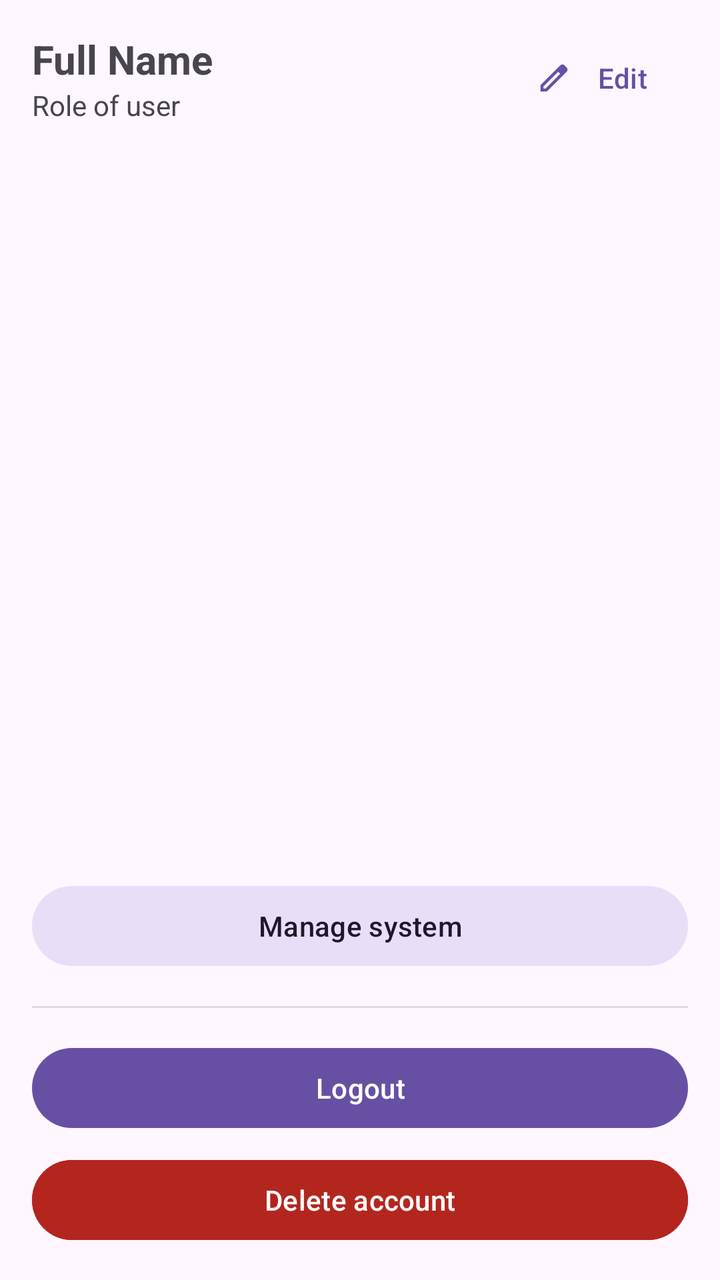
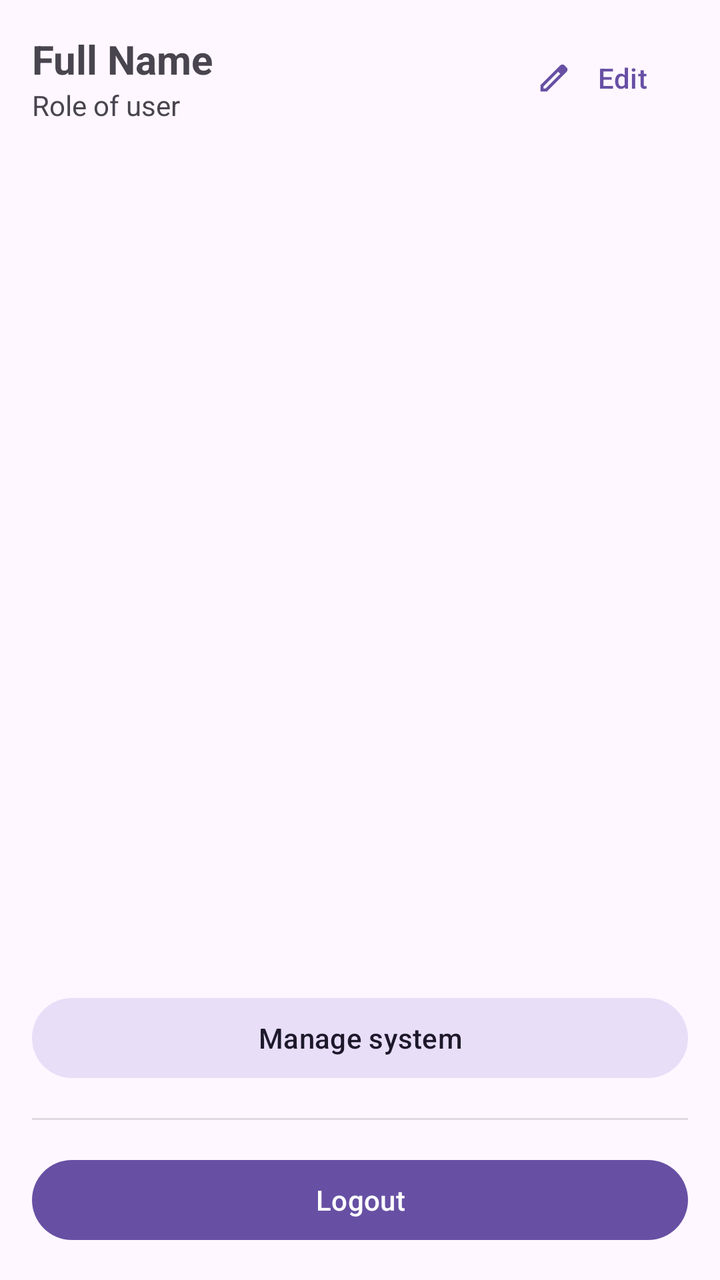

An Android layout rendered at two revisions. The XML below is the earlier revision; the diff shows what the commit changed to produce the second picture.
<!-- AndroidManifest.xml: application theme Theme.RmmcGabay -->
<!-- res/layout/fragment_profile.xml -->
<?xml version="1.0" encoding="utf-8"?>
<androidx.constraintlayout.widget.ConstraintLayout xmlns:android="http://schemas.android.com/apk/res/android"
    xmlns:app="http://schemas.android.com/apk/res-auto"
    xmlns:tools="http://schemas.android.com/tools"
    android:id="@+id/frameLayout2"
    android:layout_width="match_parent"
    android:layout_height="match_parent"
    tools:context=".views.hero.Profile">

    <TextView
        android:id="@+id/tv_profile_name"
        android:layout_width="wrap_content"
        android:layout_height="wrap_content"
        android:layout_marginStart="16dp"
        android:layout_marginTop="16dp"
        android:text="Full Name"
        android:textSize="20sp"
        android:textStyle="bold"
        app:layout_constraintStart_toStartOf="parent"
        app:layout_constraintTop_toTopOf="parent" />

    <TextView
        android:id="@+id/tv_profile_role"
        android:layout_width="wrap_content"
        android:layout_height="wrap_content"
        android:layout_marginStart="16dp"
        android:text="Role of user"
        app:layout_constraintStart_toStartOf="parent"
        app:layout_constraintTop_toBottomOf="@+id/tv_profile_name" />

    <Button
        android:id="@+id/btn_profile_delete"
        android:layout_width="0dp"
        android:layout_height="wrap_content"
        android:layout_marginStart="16dp"
        android:layout_marginEnd="16dp"
        android:layout_marginBottom="16dp"
        android:backgroundTint="?attr/colorError"
        android:text="Delete account"
        app:layout_constraintBottom_toBottomOf="parent"
        app:layout_constraintEnd_toEndOf="parent"
        app:layout_constraintStart_toStartOf="parent" />

    <Button
        android:id="@+id/btn_profile_logout"
        android:layout_width="0dp"
        android:layout_height="wrap_content"
        android:layout_marginStart="16dp"
        android:layout_marginEnd="16dp"
        android:layout_marginBottom="8dp"
        android:text="Logout"
        app:layout_constraintBottom_toTopOf="@+id/btn_profile_delete"
        app:layout_constraintEnd_toEndOf="parent"
        app:layout_constraintStart_toStartOf="parent" />

    <View
        android:id="@+id/divider2"
        android:layout_width="0dp"
        android:layout_height="1dp"
        android:layout_marginStart="16dp"
        android:layout_marginEnd="16dp"
        android:layout_marginBottom="16dp"
        android:background="?android:attr/listDivider"
        app:layout_constraintBottom_toTopOf="@+id/btn_profile_logout"
        app:layout_constraintEnd_toEndOf="parent"
        app:layout_constraintStart_toStartOf="parent" />

    <Button
        android:id="@+id/btn_profile_manage"
        style="@style/Widget.Material3.Button.TonalButton"
        android:layout_width="0dp"
        android:layout_height="wrap_content"
        android:layout_marginStart="16dp"
        android:layout_marginEnd="16dp"
        android:layout_marginBottom="16dp"
        android:text="Manage system"
        app:layout_constraintBottom_toTopOf="@+id/divider2"
        app:layout_constraintEnd_toEndOf="parent"
        app:layout_constraintStart_toStartOf="parent" />

    <Button
        android:id="@+id/btn_profile_edit"
        style="@style/Widget.Material3.Button.TextButton"
        android:layout_width="wrap_content"
        android:layout_height="wrap_content"
        android:layout_marginEnd="16dp"
        android:text="Edit"
        app:icon="@drawable/ic_edit"
        app:layout_constraintBottom_toBottomOf="@+id/tv_profile_role"
        app:layout_constraintEnd_toEndOf="parent"
        app:layout_constraintTop_toTopOf="@+id/tv_profile_name" />
</androidx.constraintlayout.widget.ConstraintLayout>
<!-- resources referenced by this layout -->
<resources>
  <!-- drawable ic_edit (drawable) -->
  <vector xmlns:android="http://schemas.android.com/apk/res/android"
      android:width="24dp"
      android:height="24dp"
      android:viewportWidth="960"
      android:viewportHeight="960"
      android:tint="?attr/colorControlNormal">
    <path
        android:fillColor="@android:color/white"
        android:pathData="M200,760L257,760L648,369L591,312L200,703L200,760ZM120,840L120,670L648,143Q660,132 674.5,126Q689,120 705,120Q721,120 736,126Q751,132 762,144L817,200Q829,211 834.5,226Q840,241 840,256Q840,272 834.5,286.5Q829,301 817,313L290,840L120,840ZM760,256L760,256L704,200L704,200L760,256ZM619,341L591,312L591,312L648,369L648,369L619,341Z"/>
  </vector>
  <style name="Theme.RmmcGabay" parent="Base.Theme.RmmcGabay" />
  <style name="Base.Theme.RmmcGabay" parent="Theme.Material3.DayNight">
          
          
      </style>
</resources>

<!-- the commit's change to res/layout/fragment_profile.xml (unified diff, before → after) -->
@@ -29,27 +29,14 @@
         app:layout_constraintTop_toBottomOf="@+id/tv_profile_name" />
 
     <Button
-        android:id="@+id/btn_profile_delete"
+        android:id="@+id/btn_profile_logout"
         android:layout_width="0dp"
         android:layout_height="wrap_content"
         android:layout_marginStart="16dp"
         android:layout_marginEnd="16dp"
         android:layout_marginBottom="16dp"
-        android:backgroundTint="?attr/colorError"
-        android:text="Delete account"
+        android:text="Logout"
         app:layout_constraintBottom_toBottomOf="parent"
-        app:layout_constraintEnd_toEndOf="parent"
-        app:layout_constraintStart_toStartOf="parent" />
-
-    <Button
-        android:id="@+id/btn_profile_logout"
-        android:layout_width="0dp"
-        android:layout_height="wrap_content"
-        android:layout_marginStart="16dp"
-        android:layout_marginEnd="16dp"
-        android:layout_marginBottom="8dp"
-        android:text="Logout"
-        app:layout_constraintBottom_toTopOf="@+id/btn_profile_delete"
         app:layout_constraintEnd_toEndOf="parent"
         app:layout_constraintStart_toStartOf="parent" />
 
